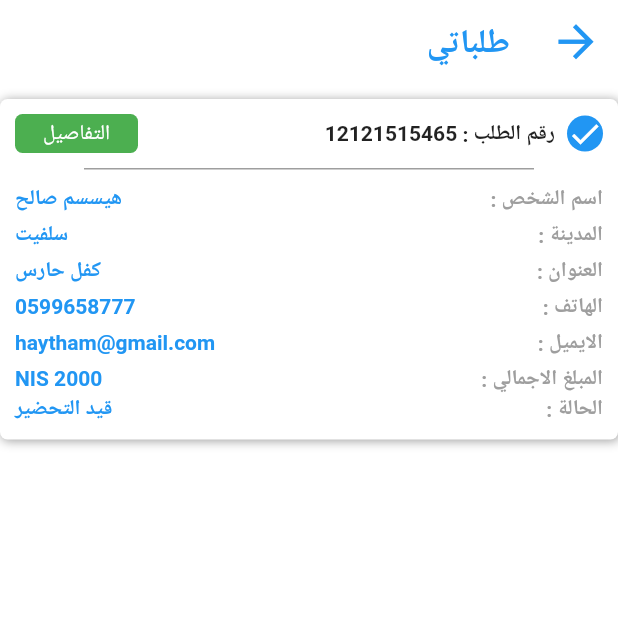
After one commit to MohammadHalaweh7/Graduation-Software-project, a Flutter app: the MyOrdersAllScreen screen opened directly, on a phone screen of 412 x 824 dp, the top half of it. The commit adds this screen. Run offline on Flutter 3.47's test engine with Material 2 defaults, Android fonts, the phone set to English and light mode, and no system bars; our stand-ins replace bloc, carousel_slider, conditional_builder, dio, firebase_core, firebase_messaging and 11 more; accounts and stored records are empty; network calls fail.

Commit message:
OrderEdit

```diff
--- a/lib/modules/home/main_screen.dart
+++ b/lib/modules/home/main_screen.dart
@@ -13,6 +13,7 @@ import 'package:udemy_flutter/modules/account/account_screen.dart';
 import 'package:udemy_flutter/modules/join/joinApp_screen.dart';
 import 'package:udemy_flutter/modules/language/language_screen.dart';
 import 'package:udemy_flutter/modules/login/login_screen.dart';
+import 'package:udemy_flutter/modules/my_orders/my_orders_all_screen.dart';
 import 'package:udemy_flutter/modules/my_orders/my_orders_screen.dart';
 import 'package:udemy_flutter/modules/notification/notification_screen.dart';
 import 'package:udemy_flutter/modules/password/password_screen.dart';
@@ -63,8 +64,6 @@ class _MainScreenState extends State<MainScreen> {
   List<StoreModel> stores = [];
   Widget fetchAllStores() {
 // -------------------------------
-
-
 FirebaseMessaging.onMessage.listen((RemoteMessage message) {
       RemoteNotification? notification = message.notification;
       AndroidNotification? android = message.notification?.android;
@@ -91,7 +90,7 @@ FirebaseMessaging.onMessage.listen((RemoteMessage message) {
       AndroidNotification? android = message.notification?.android;
       if (notification != null && android != null) {
         showDialog(
-          context:context ,
+            context: context,
             builder: (_) {
               return AlertDialog(
                 title: Text("${notification.title}"),
@@ -115,8 +114,6 @@ FirebaseMessaging.onMessage.listen((RemoteMessage message) {
                 color: Colors.blue,
                 playSound: true,
                 icon: '@mipmap/ic_launcher')));
-
-
 
 // -----------
 
@@ -412,7 +409,7 @@ FirebaseMessaging.onMessage.listen((RemoteMessage message) {
                     Navigator.push(
                         context,
                         MaterialPageRoute(
-                            builder: (context) => MyOrdersScreen()));
+                            builder: (context) => MyOrdersAllScreen()));
                   },
                 ),
                 ListTile(
--- /dev/null
+++ b/lib/modules/my_orders/my_orders_all_screen.dart
@@ -0,0 +1,309 @@
+import 'dart:convert';
+
+import 'package:flutter/cupertino.dart';
+import 'package:flutter/gestures.dart';
+import 'package:flutter/material.dart';
+import 'package:shared_preferences/shared_preferences.dart';
+import 'package:udemy_flutter/API/fetchData.dart';
+import 'package:udemy_flutter/models/order/order_model.dart';
+import 'package:udemy_flutter/modules/join/joinApp_screen.dart';
+import 'package:udemy_flutter/modules/language/language_screen.dart';
+import 'package:udemy_flutter/modules/login/login_screen.dart';
+import 'package:udemy_flutter/modules/my_orders/my_orders_screen.dart';
+import 'package:udemy_flutter/modules/order/order_screen.dart';
+import 'package:udemy_flutter/modules/password/password_screen.dart';
+import 'package:udemy_flutter/modules/phone/phone_screen.dart';
+import 'package:udemy_flutter/modules/shopkeeper/addProduct_screen.dart';
+import 'package:udemy_flutter/modules/shopkeeper/shopkeeperMain_screen.dart';
+import 'package:udemy_flutter/modules/shopkeeper/shopkeeper_account_screen.dart';
+import 'package:udemy_flutter/modules/shopkeeper/shopkeeper_allOrders_screen.dart';
+import 'package:udemy_flutter/modules/shopkeeper/shopkeeper_deliveryOrders_screen.dart';
+import 'package:udemy_flutter/modules/shopkeeper/shopkeeper_newOrdersProducts_screen.dart';
+import 'package:udemy_flutter/modules/shopkeeper/shopkeeper_products_screen.dart';
+import 'package:udemy_flutter/modules/shopkeeper/shopkeeper_profile_screen.dart';
+import 'package:udemy_flutter/shared/components/components.dart';
+import 'package:udemy_flutter/modules/signup/signUp_screen.dart';
+import "package:url_launcher/url_launcher.dart";
+import '../../src/my_app.dart';
+
+class MyOrdersAllScreen extends StatefulWidget {
+  @override
+  State<MyOrdersAllScreen> createState() =>
+      _MyOrdersAllScreenState();
+}
+
+class _MyOrdersAllScreenState extends State<MyOrdersAllScreen> {
+
+  @override
+  Widget build(BuildContext context) {
+    return Scaffold(
+      appBar: AppBar(
+        backgroundColor: Colors.white,
+        leading: IconButton(
+            onPressed: onNotification,
+            icon: Icon(
+              Icons.arrow_back,
+              color: Colors.blue,
+              size: 35,
+            )),
+        title: Text(
+          "طلباتي",
+          style: TextStyle(
+            color: Colors.blue,
+            fontSize: 22,
+            fontWeight: FontWeight.bold,
+          ),
+        ),
+        actions: [],
+      ),
+
+      body:
+      // هاد بضم كلشي
+      Column(
+      children: [
+        SizedBox(
+          height: 10,
+        ),
+        Container(
+          //هون ديزاين الكونتينر
+          decoration: BoxDecoration(
+            borderRadius: BorderRadius.circular(5.0),
+            color: Colors.white,
+            boxShadow: [
+              BoxShadow(
+                color: Colors.grey,
+                offset: Offset(
+                  1,
+                  1.0,
+                ), //(x,y)
+                blurRadius: 5.0,
+              ),
+            ],
+          ),
+          child: Padding(
+              padding: const EdgeInsets.all(10.0),
+              child: Column(
+                children: [
+                  //رقم الطلب---------------------------------------------------------------------------------------------------------
+                  Row(
+                    children: [
+                      CircleAvatar(
+                          radius: 12,
+                          backgroundColor: Colors.blue,
+                          child: Icon(
+                            Icons.check,
+                            color: Colors.white,
+                          )),
+                      SizedBox(
+                        width: 8,
+                      ),
+                      Text(
+                        'رقم الطلب : ',
+                        style: TextStyle(fontWeight: FontWeight.bold),
+                      ),
+                      Text(
+                        '12121515465',
+                        style: TextStyle(fontWeight: FontWeight.bold),
+                      ),
+                      Spacer(),
+                      Container(
+                        width: 82,
+                        height: 26,
+                        decoration: BoxDecoration(
+                          borderRadius: BorderRadius.all(Radius.circular(5.0)),
+                          color: Colors.green, // width: double.infinity,
+                        ),
+                        child: MaterialButton(
+                          onPressed: () {
+                                                    Navigator.push(
+                            context,
+                            MaterialPageRoute(
+                                builder: (context) => MyOrdersScreen()));
+
+
+
+                          },
+                          child: Text(
+                            "التفاصيل",
+                            style: TextStyle(color: Colors.white),
+                          ),
+                        ),
+                      ),
+
+                    ],
+                  ),
+                  SizedBox(
+                    height: 10,
+                  ),
+                  //الخط الفاصل---------------------------------------------------------------------------------------------------------
+                  Container(
+                    width: 300,
+                    height: 1,
+                    color: Colors.grey,
+                  ),
+                  SizedBox(
+                    height: 10,
+                  ),
+                  // اسم المنتج---------------------------------------------------------------------------------------------------------
+                  Row(
+                    children: [
+                      Text(
+                        'اسم الشخص : ',
+                        style: TextStyle(
+                            fontWeight: FontWeight.bold,
+                            color: Colors.grey[500]),
+                      ),
+                      Spacer(),
+                      Text(
+                        'هيسسم صالح',
+                        style: TextStyle(
+                            fontWeight: FontWeight.bold, color: Colors.blue),
+                      )
+                    ],
+                  ),
+                  SizedBox(
+                    height: 5,
+                  ),
+                  //المبلغ الاجمالي---------------------------------------------------------------------------------------------------------
+                  Row(
+                    children: [
+                      Text(
+                        'المدينة : ',
+                        style: TextStyle(
+                            fontWeight: FontWeight.bold,
+                            color: Colors.grey[500]),
+                      ),
+                      Spacer(),
+                      Text(
+                        'سلفيت',
+                        style: TextStyle(
+                            fontWeight: FontWeight.bold, color: Colors.blue),
+                      )
+                    ],
+                  ),
+                  SizedBox(
+                    height: 5,
+                  ),
+                  //العنوان---------------------------------------------------------------------------------------------------------
+                  Row(
+                    children: [
+                      Text(
+                        'العنوان : ',
+                        style: TextStyle(
+                            fontWeight: FontWeight.bold,
+                            color: Colors.grey[500]),
+                      ),
+                      Spacer(),
+                      Text(
+                        "كفل حارس",
+                        style: TextStyle(
+                            fontWeight: FontWeight.bold, color: Colors.blue),
+                      )
+                    ],
+                  ),
+                  SizedBox(
+                    height: 5,
+                  ),
+                  //هاتف---------------------------------------------------------------------------------------------------------
+                  Row(
+                    children: [
+                      Text(
+                        'الهاتف : ',
+                        style: TextStyle(
+                            fontWeight: FontWeight.bold,
+                            color: Colors.grey[500]),
+                      ),
+                      Spacer(),
+                      Text(
+                        "0599658777",
+                        style: TextStyle(
+                            fontWeight: FontWeight.bold, color: Colors.blue),
+                      )
+                    ],
+                  ),
+                  SizedBox(
+                    height: 5,
+                  ),
+                  //الايميل---------------------------------------------------------------------------------------------------------
+                  Row(
+                    children: [
+                      Text(
+                        'الايميل : ',
+                        style: TextStyle(
+                            fontWeight: FontWeight.bold,
+                            color: Colors.grey[500]),
+                      ),
+                      Spacer(),
+                      Text(
+                        "haytham@gmail.com",
+                        style: TextStyle(
+                            fontWeight: FontWeight.bold, color: Colors.blue),
+                      )
+                    ],
+                  ),
+                  SizedBox(
+                    height: 5,
+                  ),
+                  //المبلغ الاجمالي---------------------------------------------------------------------------------------------------------
+                  Row(
+                    children: [
+                      Text(
+                        'المبلغ الاجمالي : ',
+                        style: TextStyle(
+                            fontWeight: FontWeight.bold,
+                            color: Colors.grey[500]),
+                      ),
+                      Spacer(),
+                      Text(
+                        "2000 NIS",
+                        style: TextStyle(
+                            fontWeight: FontWeight.bold, color: Colors.blue),
+                      )
+                    ],
+                  ),
+                  SizedBox(
+                    height: 1,
+                  ),
+                 //الحالة---------------------------------------------------------------------------------------------------------
+
+                  Row(
+                    children: [
+                      Text(
+                        'الحالة : ',
+                        style: TextStyle(
+                            fontWeight: FontWeight.bold,
+                            color: Colors.grey[500]),
+                      ),
+                      Spacer(),
+                      Text(
+                        "قيد التحضير",
+                        style: TextStyle(
+                            fontWeight: FontWeight.bold, color: Colors.blue),
+                      )
+                    ],
+                  ),
+
+                  SizedBox(
+                    height: 1,
+                  ),
+                ],
+              )),
+        ),
+        SizedBox(
+          height: 5,
+        ),
+      ],
+    )
+
+    );
+  }
+
+
+
+  void onNotification() {
+    Navigator.pop(context);
+
+  }
+}
+
+//--------------------------------------------------------------------------
--- a/lib/modules/my_orders/my_orders_screen.dart
+++ b/lib/modules/my_orders/my_orders_screen.dart
@@ -85,41 +85,7 @@ class _MyOrdersScreenState extends State<MyOrdersScreen> {
                   Container(
                     child: Column(
                       children: [
-                        //رقم الطلب---------------------------------------------------------------------------------------------------------
-                        Row(
-                          children: [
-                            CircleAvatar(
-                                radius: 12,
-                                backgroundColor: Colors.blue,
-                                child: Icon(
-                                  Icons.check,
-                                  color: Colors.white,
-                                )),
-                            SizedBox(
-                              width: 8,
-                            ),
-                            Text(
-                              'رقم الطلب : '.tr,
-                              style: TextStyle(fontWeight: FontWeight.bold),
-                            ),
-                            Text(
-                              orderNumber,
-                              style: TextStyle(fontWeight: FontWeight.bold),
-                            )
-                          ],
-                        ),
-                        SizedBox(
-                          height: 10,
-                        ),
-                        //الخط الفاصل---------------------------------------------------------------------------------------------------------
-                        Container(
-                          width: 300,
-                          height: 1,
-                          color: Colors.grey,
-                        ),
-                        SizedBox(
-                          height: 10,
-                        ),
+
                         //صورة المتجر---------------------------------------------------------------------------------------------------------
                         Row(
                           children: [
@@ -198,11 +164,11 @@ class _MyOrdersScreenState extends State<MyOrdersScreen> {
                           height: 5,
                         ),
 
-                        //المبلغ الاجمالي---------------------------------------------------------------------------------------------------------
+                        //سعر المنتج---------------------------------------------------------------------------------------------------------
                         Row(
                           children: [
                             Text(
-                              'المبلغ الاجمالي : '.tr,
+                              'سعر المنتج : '.tr,
                               style: TextStyle(
                                   fontWeight: FontWeight.bold,
                                   color: Colors.grey[500]),
@@ -242,26 +208,7 @@ class _MyOrdersScreenState extends State<MyOrdersScreen> {
                         SizedBox(
                           height: 5,
                         ),
-                        // حالة الطلب---------------------------------------------------------------------------------------------------------
-                        Row(
-                          children: [
-                            Text(
-                              'حالة الطلب : '.tr,
-                              style: TextStyle(
-                                  fontWeight: FontWeight.bold,
-                                  color: Colors.grey[500]),
-                            ),
-                            Spacer(),
-                            Text(
-                              orderStatus,
-                              maxLines: 1,
-                              overflow: TextOverflow.ellipsis,
-                              style: TextStyle(
-                                  fontWeight: FontWeight.bold,
-                                  color: Colors.blue),
-                            )
-                          ],
-                        ),
+
                       ],
                     ),
                   ),
@@ -291,7 +238,7 @@ class _MyOrdersScreenState extends State<MyOrdersScreen> {
               size: 35,
             )),
         title: Text(
-          "منتجات طلبتها".tr,
+          "تفاصيل الطلب".tr,
           style: TextStyle(
             color: Colors.blue,
             fontSize: 22,
@@ -305,7 +252,7 @@ class _MyOrdersScreenState extends State<MyOrdersScreen> {
   }
 
   void onNotification() {
-    Navigator.pop(context);
+ Navigator.pop(context);
   }
 }
 
--- a/lib/modules/shopkeeper/shopkeeper_newOrdersProducts_screen.dart
+++ b/lib/modules/shopkeeper/shopkeeper_newOrdersProducts_screen.dart
@@ -3,6 +3,7 @@ import 'dart:convert';
 import 'package:flutter/cupertino.dart';
 import 'package:flutter/gestures.dart';
 import 'package:flutter/material.dart';
+import 'package:get/get.dart';
 import 'package:shared_preferences/shared_preferences.dart';
 import 'package:udemy_flutter/API/fetchData.dart';
 import 'package:udemy_flutter/models/order/order_model.dart';
@@ -490,36 +491,39 @@ class _ShopkeeperNewOrdersProductsScreenState
                   ],
                 ),
                 width: double.infinity,
-                height: 80,
+                height: 120,
                 child: Column(
                   children: [
-                    // Row(
-                    //   children: [
-                    //     Text(
-                    //       'اجمالي المبلغ المطلوب : ',
-                    //       style: TextStyle(
-                    //           color: Colors.blue,
-                    //           fontSize: 15,
-                    //           fontWeight: FontWeight.bold),
-                    //     ),
-                    //     SizedBox(
-                    //       height: 5,
-                    //       width: 100,
-                    //       child: TextField(
-                    //         enabled: false,
-                    //         // controller: totalController,
-                    //         style: TextStyle(
-                    //             color: Colors.black,
-                    //             fontSize: 15,
-                    //             fontWeight: FontWeight.bold),
-                    //       ),
-                    //     ),
-                    //     Spacer(),
-                    //   ],
-                    // ),
-                    // SizedBox(
-                    //   height: 10,
-                    // ),
+                    Padding(
+                      padding: const EdgeInsets.only(right: 10),
+                      child: Row(
+                        children: [
+                          Text(
+                            'مجموع السعر : '.tr,
+                            style: TextStyle(
+                                color: Colors.blue,
+                                fontSize: 15,
+                                fontWeight: FontWeight.bold),
+                          ),
+                          SizedBox(
+                            height: 5,
+                            width: 100,
+                            child: TextField(
+                              enabled: false,
+                              // controller: totalController,
+                              style: TextStyle(
+                                  color: Colors.black,
+                                  fontSize: 15,
+                                  fontWeight: FontWeight.bold),
+                            ),
+                          ),
+                          Spacer(),
+                        ],
+                      ),
+                    ),
+                    SizedBox(
+                      height: 10,
+                    ),
                     Container(
                       width: double.infinity,
                       decoration: BoxDecoration(
--- a/lib/modules/shopkeeper/shopkeeper_newOrders_screen.dart
+++ b/lib/modules/shopkeeper/shopkeeper_newOrders_screen.dart
@@ -161,6 +161,7 @@ class _ShopkeeperNewOrdersScreenState extends State<ShopkeeperNewOrdersScreen> {
                           ),
                         ),
                       ),
+
                     ],
                   ),
                   SizedBox(
```
